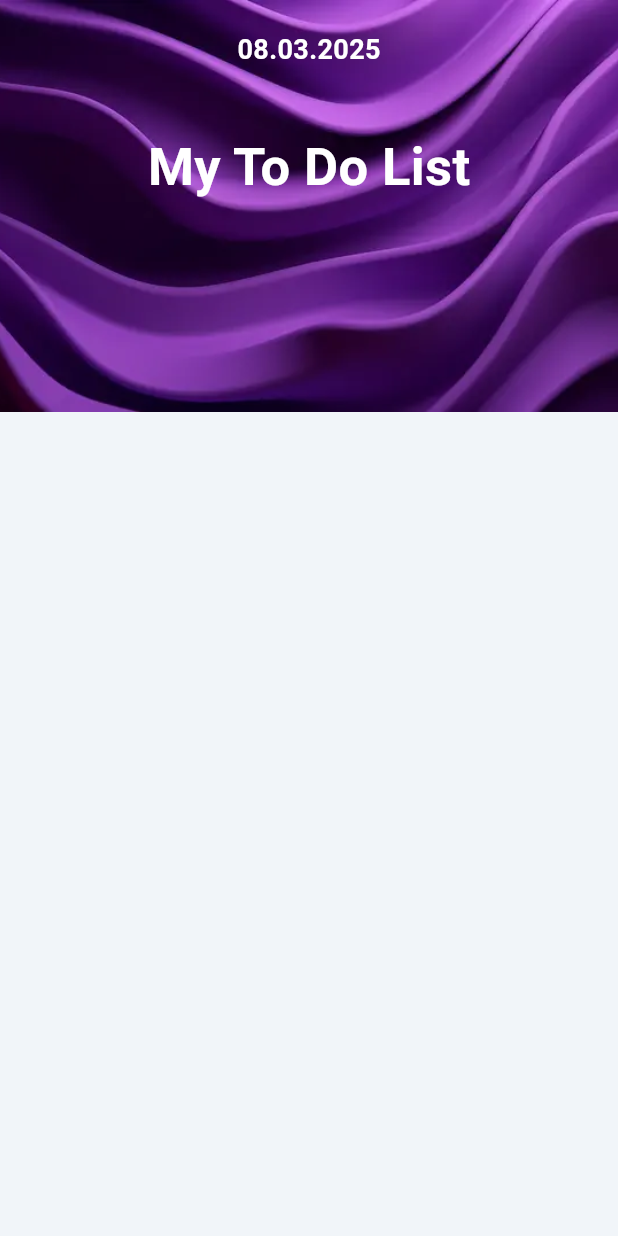
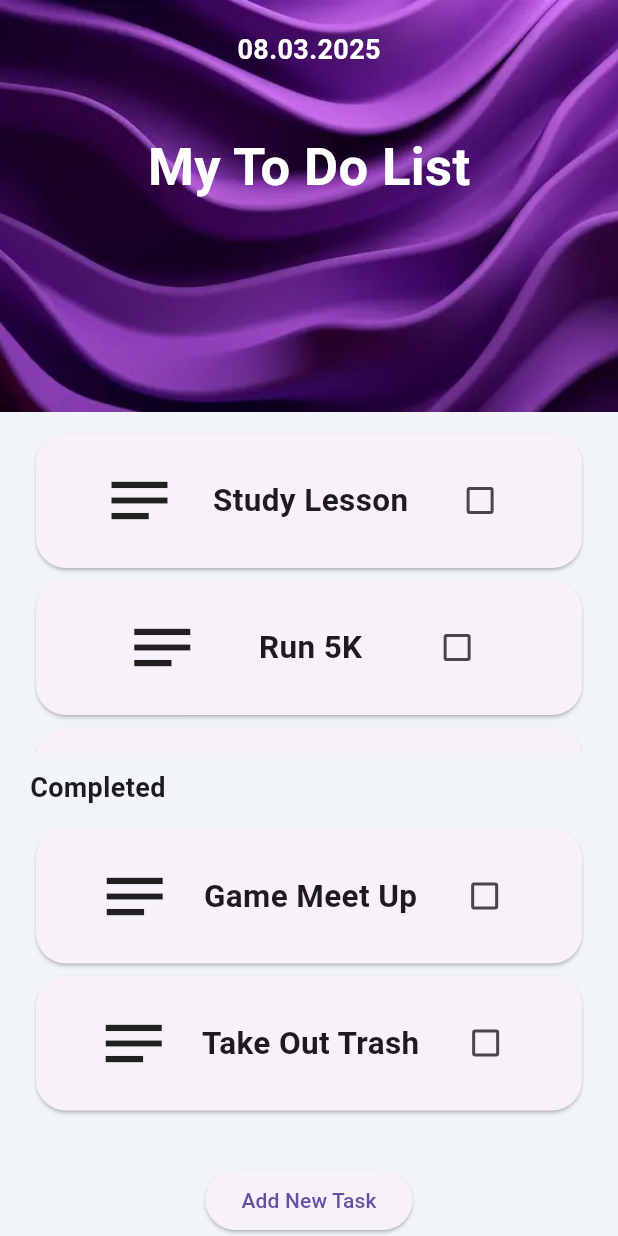
Before and after one commit to oozcann/flutter_to_do_app, a Flutter app: the screen it shows after launch, on a phone screen of 412 x 824 dp. Run offline on Flutter 3.47's test engine with Material 3 defaults, Android fonts, the phone set to English and light mode, and no system bars; our stand-ins replace hexcolor.

Commit message:
Genel Tasarımın yapılması

```diff
--- /dev/null
+++ b/lib/Header.dart
@@ -0,0 +1,35 @@
+import 'package:flutter/material.dart';
+
+class Header extends StatelessWidget {
+  const Header({super.key});
+
+  @override
+  Widget build(BuildContext context) {
+
+    double deviceWidth = MediaQuery.of(context).size.width;
+    double deviceHeight = MediaQuery.of(context).size.height;
+
+    return Container(
+      width: deviceWidth,
+      height: deviceHeight / 3,
+      decoration: BoxDecoration(
+        color: Colors.purple,
+        image: DecorationImage(
+          image: AssetImage("lib/asset/images/header.png"),
+          fit: BoxFit.cover
+        )
+      ),
+      child: Column(
+        children: [
+          Padding(
+            padding: EdgeInsets.only(top: 20),
+            child: Text("08.03.2025",style: TextStyle(color: Colors.white,fontSize: 18, fontWeight: FontWeight.bold))
+            ),
+          Padding(
+            padding: EdgeInsets.only(top: 40),
+            child: Text("My To Do List",style: TextStyle(color:  Colors.white,fontSize: 35, fontWeight: FontWeight.bold),))
+        ],
+      ),
+    );
+  }
+}
--- /dev/null
+++ b/lib/ToDoItem.dart
@@ -0,0 +1,37 @@
+import 'package:flutter/material.dart';
+
+
+class ToDoItem extends StatefulWidget {
+  const ToDoItem({super.key, required this.title});
+  final String title;
+
+  @override
+  State<ToDoItem> createState() => _ToDoItemState();
+}
+
+class _ToDoItemState extends State<ToDoItem> {
+  bool isChecked = false;
+  @override
+  Widget build(BuildContext context) {
+    return Card(
+      shape: RoundedRectangleBorder(
+        borderRadius: BorderRadius.circular(20)
+      ),
+      child: Padding(
+        padding: EdgeInsets.all(20),
+        child: Row(
+          mainAxisAlignment: MainAxisAlignment.spaceEvenly,
+          children: [
+            Icon(Icons.notes_outlined, size: 50),
+            Text(widget.title,style: TextStyle(fontWeight: FontWeight.bold,fontSize: 21)),
+            Checkbox(value: isChecked, onChanged: (val) => {
+              setState(() {
+                isChecked = val!;
+              })
+            })
+          ],
+        ),
+      ),
+    );
+  }
+}
--- a/lib/main.dart
+++ b/lib/main.dart
@@ -1,50 +1,30 @@
 import 'package:flutter/material.dart';
-import 'package:flutter_to_do_app/asset/constants/colors.dart';
-import 'package:hexcolor/hexcolor.dart';
+import 'package:flutter_to_do_app/screens/Home.dart';
+// import 'package:flutter_to_do_app/ornek.dart';
+
+
 
 void main() {
   runApp(const MyApp());
 }
 
-class MyApp extends StatelessWidget {
+class MyApp extends StatefulWidget {
   const MyApp({super.key});
 
   @override
-  Widget build(BuildContext context) {
-    double deviceWidth = MediaQuery.of(context).size.width;
-    double deviceHeight = MediaQuery.of(context).size.height;
-    return MaterialApp(
-      debugShowCheckedModeBanner: false,
-      home: SafeArea(
-        child: Scaffold(
-          backgroundColor: HexColor(backgroundColor),
-          body: Container(
-            width: deviceWidth,
-            height: deviceHeight / 3,
-            decoration: BoxDecoration(
-              color: Colors.purple,
-              image: DecorationImage(
-                image: AssetImage("lib/asset/images/header.png"),
-                fit: BoxFit.cover
-              )
-            ),
-            child: Column(
-              children: [
-                Padding(
-                  padding: EdgeInsets.only(top: 20),
-                  child: Text("08.03.2025",style: TextStyle(color: Colors.white,fontSize: 18, fontWeight: FontWeight.bold))
-                  ),
-                Padding(
-                  padding: EdgeInsets.only(top: 40),
-                  child: Text("My To Do List",style: TextStyle(color:  Colors.white,fontSize: 35, fontWeight: FontWeight.bold),))
-              ],
-            ),
-          ),
-        ),
-      ),
-    );
-  }
+  State<MyApp> createState() => _MyAppState();
+}
+
+class _MyAppState extends State<MyApp> {
 
 
 
+  @override
+  Widget build(BuildContext context) {
+
+    return MaterialApp(
+      debugShowCheckedModeBanner: false,
+      home: HomeScreen(),
+    );
+  }
 }
--- /dev/null
+++ b/lib/ornek.dart
@@ -0,0 +1,24 @@
+import 'package:flutter/material.dart';
+
+List<String> toDo = ["Flutter","Youtube","Java"];
+
+class Ornek extends StatelessWidget {
+  const Ornek({super.key});
+
+  @override
+  Widget build(BuildContext context) {
+    return MaterialApp(
+      home: Scaffold(
+        body: Center(
+          child: ListView.builder(
+            itemCount: toDo.length,
+            itemBuilder: (context, index) {
+              return Card(
+                child: Text(toDo[index])
+              );
+          },),
+        ),
+      ),
+    );
+  }
+}
--- /dev/null
+++ b/lib/screens/Home.dart
@@ -0,0 +1,79 @@
+import 'package:flutter/material.dart';
+import 'package:flutter_to_do_app/asset/constants/colors.dart';
+import 'package:flutter_to_do_app/Header.dart';
+import 'package:flutter_to_do_app/screens/NewTask.dart';
+import 'package:flutter_to_do_app/toDoItem.dart';
+import 'package:hexcolor/hexcolor.dart';
+
+List<String> toDo = ["Study Lesson","Run 5K","Go to Party"];
+List<String> completed = ["Game Meet Up","Take Out Trash"];
+
+class HomeScreen extends StatefulWidget {
+  const HomeScreen({super.key});
+
+  @override
+  State<HomeScreen> createState() => _HomeScreenState();
+}
+
+class _HomeScreenState extends State<HomeScreen> {
+  @override
+  Widget build(BuildContext context) {
+    return SafeArea(
+        child: Scaffold(
+        backgroundColor: HexColor(backgroundColor),
+        body: Column(
+          children: [
+            Header(),
+            Expanded(
+              child: Padding(
+                padding: EdgeInsets.fromLTRB(20,10,20,10),
+                child: SingleChildScrollView(
+                  child: ListView.builder(
+                    primary: false,
+                    shrinkWrap: true,
+                    itemCount: toDo.length,
+                    itemBuilder: (context, index) {
+                      return ToDoItem(title: toDo[index]);
+                    },
+                  ),
+                ),
+              ),
+            ),
+            Padding(
+              padding: EdgeInsets.only(left: 20),
+              child: Align(
+                alignment: Alignment.centerLeft,
+                child: Text("Completed",style: TextStyle(fontWeight: FontWeight.bold,fontSize: 18))
+              ),
+            ),
+            Expanded(
+              child: Padding(
+                padding: EdgeInsets.fromLTRB(20,10,20,10),
+                child: SingleChildScrollView(
+                  child: ListView.builder(
+                    primary: false,
+                    shrinkWrap: true,
+                    itemCount: completed.length,
+                    itemBuilder: (context, index) {
+                      return ToDoItem(title: completed[index]);
+                    },
+                  )
+                ),
+              ),
+            ),
+            ElevatedButton(
+              onPressed: () {
+                Navigator.of(context).push(
+                  MaterialPageRoute(
+                    builder: (context) => NewTask(),
+                  )
+                );
+              },
+              child: Text("Add New Task")
+            )
+          ],
+        ),
+      ),
+    );
+  }
+}
```
Also changed, not shown: lib/screens/NewTask.dart (added, +151 -0 lines).
